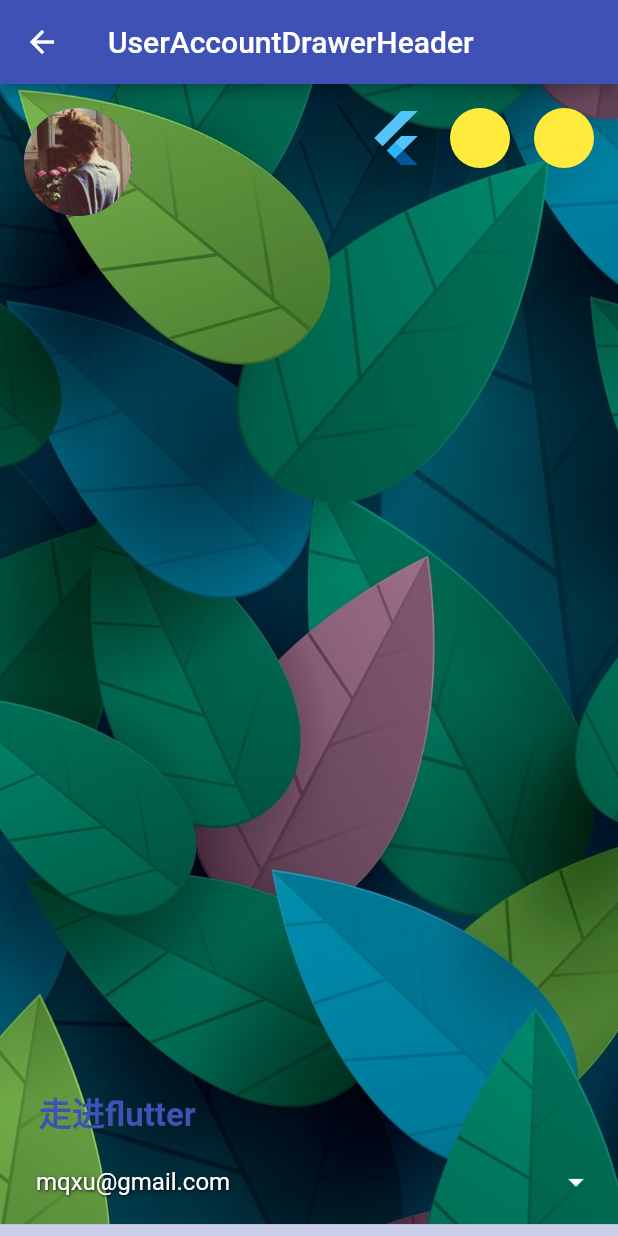
After one commit to mqxu/flutter_learning, a Flutter app: the UserAccountDrawerHeaderWidget screen opened by its route, on a phone screen of 412 x 824 dp. The commit adds this screen. Run offline on Flutter 3.47's test engine with Material 2 defaults, Android fonts, the phone set to English and light mode, and no system bars; network calls fail.

Commit message:
feat: flutter组件学习（2）

```diff
--- a/flutter_demo/lib/common/data.dart
+++ b/flutter_demo/lib/common/data.dart
@@ -49,6 +49,10 @@ final statelessList = <ContainerInfo>[
       'Theme', '可通过Theme.of获取ThemeData对象，也可以指定主题应用于Theme的后代组件', '/theme'),
   ContainerInfo('GestureDetector', '组件手势事件的检测器，可接受长按、双击、按下、松开、移动等事件，并可获取触点信息',
       '/gesturedetector'),
+  ContainerInfo(
+      'UserAccountDrawerHeader',
+      'Flutter提供的一个通用展示结构，相应位置可插入组件，很方便地对特定条目，常用于Drawer中',
+      '/useraccountdrawerheader'),
 ];
 
 final statefulList = <ContainerInfo>[
--- a/flutter_demo/lib/common/routes.dart
+++ b/flutter_demo/lib/common/routes.dart
@@ -19,6 +19,7 @@ import 'package:flutter_demo/widget/stateless/pageview_widget.dart';
 import 'package:flutter_demo/widget/stateless/singlechildscrollview_widget.dart';
 import 'package:flutter_demo/widget/stateless/text_widget.dart';
 import 'package:flutter_demo/widget/stateless/theme_widget.dart';
+import 'package:flutter_demo/widget/stateless/useraccountdrawerheader_widget.dart';
 
 Map<String, Widget Function(BuildContext)> routes = {
   '/index': (context) => const Index(),
@@ -38,6 +39,8 @@ Map<String, Widget Function(BuildContext)> routes = {
   '/actionchip': (context) => const ActionChipWidget(),
   '/theme': (context) => const ThemeWidget(),
   '/gesturedetector': (context) => const GestureDetectorWidget(),
+  '/useraccountdrawerheader': (context) =>
+      const UserAccountDrawerHeaderWidget(),
   // 有状态组件导航
   '/image': (context) => const ImageWidget(),
   '/sliverappbar': (context) => const SliverAppBarWidget(),
--- a/flutter_demo/lib/widget/stateless/circleavatar_widget.dart
+++ b/flutter_demo/lib/widget/stateless/circleavatar_widget.dart
@@ -36,6 +36,7 @@ class CircleAvatarWidget extends StatelessWidget {
               ),
               child: const CircleAvatar(
                 radius: 50,
+                // backgroundColor: Colors.green,
                 backgroundImage: AssetImage('images/bg.jpg'),
                 foregroundColor: Colors.white,
                 child: Icon(
--- /dev/null
+++ b/flutter_demo/lib/widget/stateless/useraccountdrawerheader_widget.dart
@@ -0,0 +1,60 @@
+import 'package:flutter/material.dart';
+import 'package:flutter_demo/common/style.dart';
+
+class UserAccountDrawerHeaderWidget extends StatelessWidget {
+  const UserAccountDrawerHeaderWidget({Key? key}) : super(key: key);
+
+  @override
+  Widget build(BuildContext context) {
+    return Scaffold(
+      appBar: AppBar(
+        title: const Text('UserAccountDrawerHeader'),
+      ),
+      // drawer: Drawer(
+      //   width: MediaQuery.of(context).size.width / 3 * 2,
+      //   child: _buildUserAccount(context),
+      // ),
+      body: Container(
+        color: Colors.indigo.withAlpha(66),
+        alignment: Alignment.center,
+        child: _buildUserAccount(context),
+      ),
+    );
+  }
+
+  SizedBox _buildUserAccount(BuildContext context) {
+    return SizedBox(
+      height: MediaQuery.of(context).size.height,
+      child: UserAccountsDrawerHeader(
+        accountName: Container(
+          padding: const EdgeInsets.all(10.0),
+          child: const Text("走进flutter", style: titleStyle),
+        ),
+        accountEmail: const Padding(
+          padding: EdgeInsets.all(8.0),
+          child: Text("mqxu@gmail.com", style: shadowStyle),
+        ),
+        currentAccountPicture: const CircleAvatar(
+          backgroundImage: AssetImage("images/avatar.jpg"),
+        ),
+        otherAccountsPictures: const <Widget>[
+          FlutterLogo(textColor: Colors.green),
+          CircleAvatar(
+            backgroundColor: Colors.yellow,
+          ),
+          CircleAvatar(
+            backgroundColor: Colors.yellow,
+          ),
+        ],
+        onDetailsPressed: () {},
+        arrowColor: Colors.white,
+        decoration: const BoxDecoration(
+          image: DecorationImage(
+            image: AssetImage("images/bg.jpg"),
+            fit: BoxFit.cover,
+          ),
+        ),
+      ),
+    );
+  }
+}
--- a/flutter_demo/pubspec.yaml
+++ b/flutter_demo/pubspec.yaml
@@ -20,3 +20,5 @@ flutter:
   uses-material-design: true
   assets:
     - images/
+    - images/bg1.jpg
+    - images/avatar.jpg
```
Also changed, not shown: flutter_demo/images/avatar.jpg (renamed from flutter_demo/images/me.jpg), flutter_demo/images/bg1.jpg (added).
